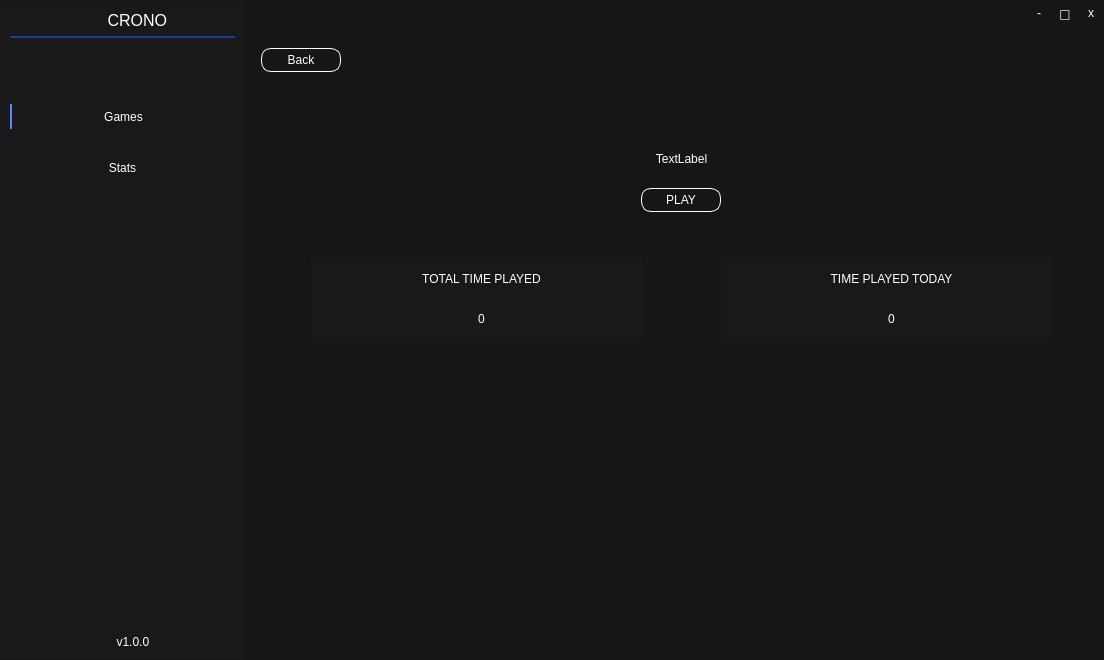
First picture: the form in mainwindow.ui, repository illud/crono, before the edit.
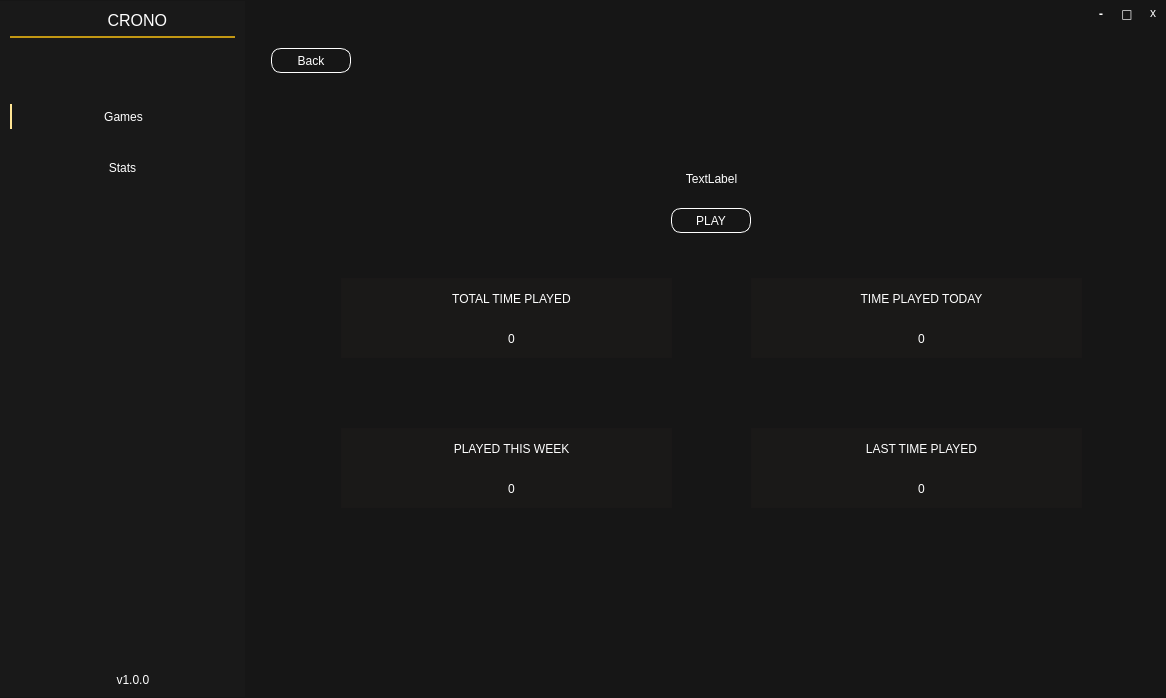
Second picture: the form after the edit. The open tabs and pages were chosen to show the change. Custom widgets are drawn as their Qt base class.

Commit message: game details show total time play this week show time play today buttons color in app images

```diff
--- a/mainwindow.ui
+++ b/mainwindow.ui
@@ -6,8 +6,8 @@
    <rect>
     <x>0</x>
     <y>0</y>
-    <width>1104</width>
-    <height>660</height>
+    <width>1166</width>
+    <height>698</height>
    </rect>
   </property>
   <property name="windowTitle">
@@ -81,6 +81,14 @@
           <height>2</height>
          </size>
         </property>
+        <property name="font">
+         <font>
+          <family>Arial Black</family>
+          <pointsize>9</pointsize>
+          <italic>false</italic>
+          <bold>true</bold>
+         </font>
+        </property>
         <property name="cursor">
          <cursorShape>PointingHandCursor</cursorShape>
         </property>
@@ -270,7 +278,7 @@
             </size>
            </property>
            <property name="styleSheet">
-            <string notr="true">background-color: rgb(33, 78, 203);</string>
+            <string notr="true">background-color:rgb(252, 196, 25);</string>
            </property>
            <property name="frameShape">
             <enum>QFrame::StyledPanel</enum>
@@ -310,7 +318,7 @@
            <property name="styleSheet">
             <string notr="true">QPushButton#btnGames { 
                                 border-left-color: rgb(255, 255, 255);
-                                border-left: 2px rgb(33, 78, 203);
+                                border-left: 2px rgb(252, 196, 25);
                                 background-color:  transparent;
                                 font: 900 9pt 'Arial Black';
                                 color: rgb(255, 255, 255);
@@ -724,7 +732,7 @@
             <x>10</x>
             <y>10</y>
             <width>80</width>
-            <height>24</height>
+            <height>25</height>
            </rect>
           </property>
           <property name="cursor">
@@ -763,8 +771,8 @@
          <widget class="QLabel" name="gameNameText">
           <property name="geometry">
            <rect>
-            <x>250</x>
-            <y>110</y>
+            <x>270</x>
+            <y>130</y>
             <width>361</width>
             <height>21</height>
            </rect>
@@ -787,10 +795,10 @@
          <widget class="QPushButton" name="btnStartGame">
           <property name="geometry">
            <rect>
-            <x>390</x>
-            <y>150</y>
+            <x>410</x>
+            <y>170</y>
             <width>80</width>
-            <height>24</height>
+            <height>25</height>
            </rect>
           </property>
           <property name="cursor">
@@ -829,8 +837,8 @@
          <widget class="QFrame" name="frame_2">
           <property name="geometry">
            <rect>
-            <x>60</x>
-            <y>220</y>
+            <x>80</x>
+            <y>240</y>
             <width>331</width>
             <height>80</height>
            </rect>
@@ -896,8 +904,8 @@
          <widget class="QFrame" name="frame_4">
           <property name="geometry">
            <rect>
-            <x>470</x>
-            <y>220</y>
+            <x>490</x>
+            <y>240</y>
             <width>331</width>
             <height>80</height>
            </rect>
@@ -947,7 +955,141 @@
            <property name="styleSheet">
             <string notr="true">background-color: transparent;
 color: rgb(255, 255, 255);
-font: 900 10pt &quot;Arial Black&quot;;</string>
+font: 900 13pt &quot;Arial Black&quot;;</string>
+           </property>
+           <property name="text">
+            <string>0</string>
+           </property>
+           <property name="alignment">
+            <set>Qt::AlignCenter</set>
+           </property>
+           <property name="wordWrap">
+            <bool>false</bool>
+           </property>
+          </widget>
+         </widget>
+         <widget class="QFrame" name="frame_5">
+          <property name="geometry">
+           <rect>
+            <x>80</x>
+            <y>390</y>
+            <width>331</width>
+            <height>80</height>
+           </rect>
+          </property>
+          <property name="styleSheet">
+           <string notr="true">background-color: rgba(33, 31, 29, 100);</string>
+          </property>
+          <property name="frameShape">
+           <enum>QFrame::StyledPanel</enum>
+          </property>
+          <property name="frameShadow">
+           <enum>QFrame::Raised</enum>
+          </property>
+          <widget class="QLabel" name="gameNameText_4">
+           <property name="geometry">
+            <rect>
+             <x>50</x>
+             <y>10</y>
+             <width>241</width>
+             <height>21</height>
+            </rect>
+           </property>
+           <property name="styleSheet">
+            <string notr="true">background-color: transparent;
+color: rgb(255, 255, 255);
+font: 900 12pt &quot;Arial Black&quot;;</string>
+           </property>
+           <property name="text">
+            <string>PLAYED THIS WEEK</string>
+           </property>
+           <property name="alignment">
+            <set>Qt::AlignCenter</set>
+           </property>
+           <property name="wordWrap">
+            <bool>false</bool>
+           </property>
+          </widget>
+          <widget class="QLabel" name="timePlayedThisWeek">
+           <property name="geometry">
+            <rect>
+             <x>50</x>
+             <y>50</y>
+             <width>241</width>
+             <height>21</height>
+            </rect>
+           </property>
+           <property name="styleSheet">
+            <string notr="true">background-color: transparent;
+color: rgb(255, 255, 255);
+font: 900 13pt &quot;Arial Black&quot;;</string>
+           </property>
+           <property name="text">
+            <string>0</string>
+           </property>
+           <property name="alignment">
+            <set>Qt::AlignCenter</set>
+           </property>
+           <property name="wordWrap">
+            <bool>false</bool>
+           </property>
+          </widget>
+         </widget>
+         <widget class="QFrame" name="frame_6">
+          <property name="geometry">
+           <rect>
+            <x>490</x>
+            <y>390</y>
+            <width>331</width>
+            <height>80</height>
+           </rect>
+          </property>
+          <property name="styleSheet">
+           <string notr="true">background-color: rgba(33, 31, 29, 100);</string>
+          </property>
+          <property name="frameShape">
+           <enum>QFrame::StyledPanel</enum>
+          </property>
+          <property name="frameShadow">
+           <enum>QFrame::Raised</enum>
+          </property>
+          <widget class="QLabel" name="gameNameText_5">
+           <property name="geometry">
+            <rect>
+             <x>50</x>
+             <y>10</y>
+             <width>241</width>
+             <height>21</height>
+            </rect>
+           </property>
+           <property name="styleSheet">
+            <string notr="true">background-color: transparent;
+color: rgb(255, 255, 255);
+font: 900 12pt &quot;Arial Black&quot;;</string>
+           </property>
+           <property name="text">
+            <string>LAST TIME PLAYED</string>
+           </property>
+           <property name="alignment">
+            <set>Qt::AlignCenter</set>
+           </property>
+           <property name="wordWrap">
+            <bool>false</bool>
+           </property>
+          </widget>
+          <widget class="QLabel" name="lastTimePlayedText">
+           <property name="geometry">
+            <rect>
+             <x>50</x>
+             <y>50</y>
+             <width>241</width>
+             <height>21</height>
+            </rect>
+           </property>
+           <property name="styleSheet">
+            <string notr="true">background-color: transparent;
+color: rgb(255, 255, 255);
+font: 900 13pt &quot;Arial Black&quot;;</string>
            </property>
            <property name="text">
             <string>0</string>
```
Left out of the diff: 59 changed lines with no effect on the pictures. The commit also changes 12 other files.
